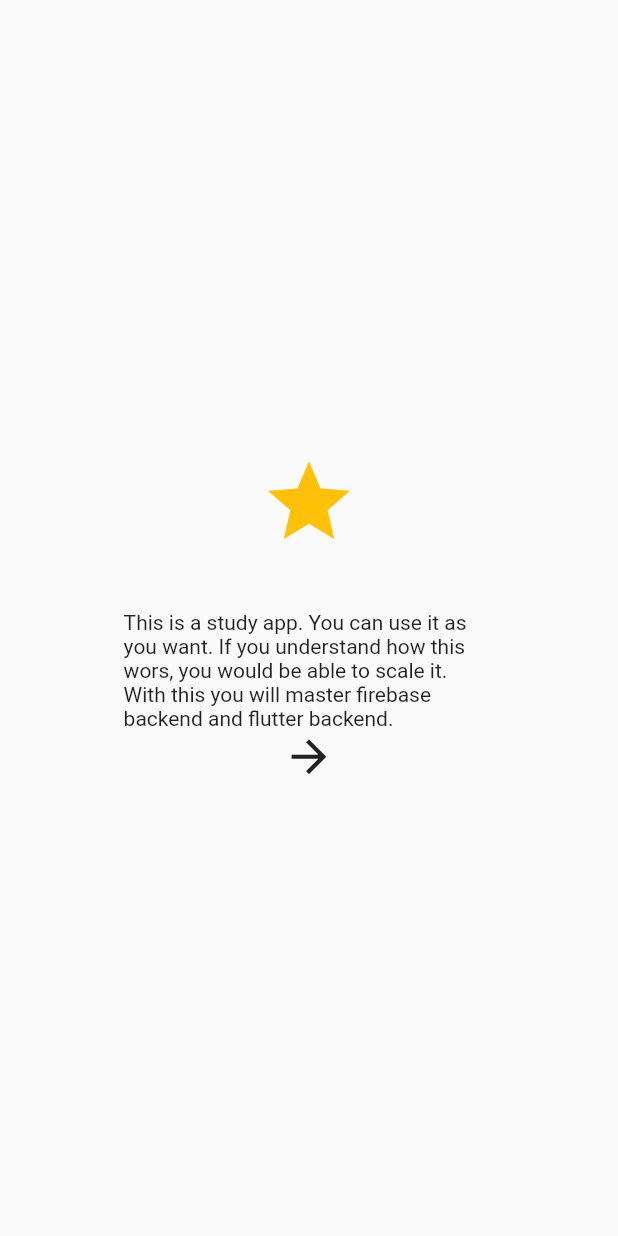
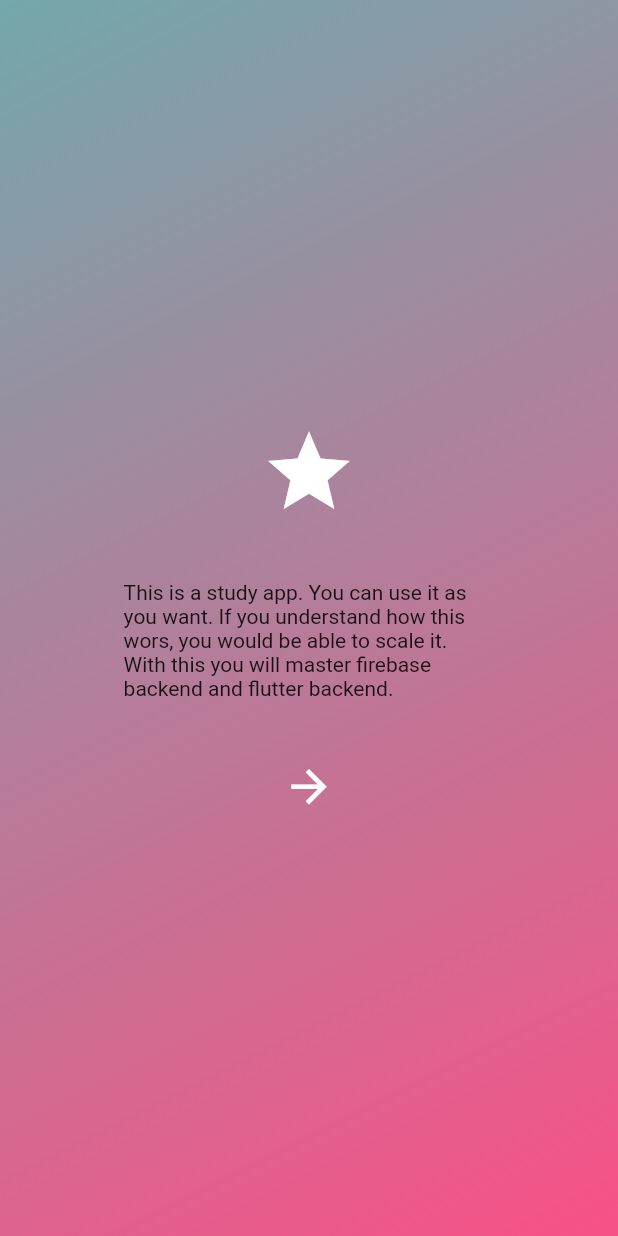
Before and after one commit to leilaabdel/flutter-study, a Flutter app: the screen it shows after launch, on a phone screen of 412 x 824 dp. Run offline on Flutter 3.47's test engine with Material 2 defaults, Android fonts, the light colour scheme and no system bars; our stand-ins replace cloud_firestore, firebase_core, get, google_fonts; accounts and stored records are empty; project files that could hold a hidden picture were left out.

Commit message:
[ADD] Added dark and light theme

```diff
--- /dev/null
+++ b/lib/configs/themes/app_dark_theme.dart
@@ -0,0 +1,4 @@
+import 'package:flutter/cupertino.dart';
+
+const Color primaryDarkColorDark = const Color(0xFF2e3c62);
+const Color primaryColorDark = Color(0xFF99ace1);
--- /dev/null
+++ b/lib/configs/themes/app_light_theme.dart
@@ -0,0 +1,13 @@
+import 'package:flutter/cupertino.dart';
+import 'package:flutter/material.dart';
+import 'package:flutter_auth/configs/themes/sub_theme_data_mixins.dart';
+
+const Color primaryLightColorLight = Color.fromARGB(255, 115, 168, 171);
+const Color primaryColorLight = Color(0xFFf85187);
+
+class LightTheme with SubThemeData {
+  buildLightTheme() {
+    final ThemeData systemLightTheme = ThemeData.light();
+    return systemLightTheme.copyWith(iconTheme: getIconTheme());
+  }
+}
--- /dev/null
+++ b/lib/configs/themes/sub_theme_data_mixins.dart
@@ -0,0 +1,18 @@
+import 'package:flutter/material.dart';
+import 'package:flutter_auth/configs/themes/app_colors.dart';
+import 'package:google_fonts/google_fonts.dart';
+
+mixin SubThemeData {
+  TextTheme getTextThemes() {
+    // ignore: prefer_const_constructors
+    return GoogleFonts.quicksandTextTheme(TextTheme(
+        bodyText1: const TextStyle(
+          fontWeight: FontWeight.w400,
+        ),
+        bodyText2: const TextStyle(fontWeight: FontWeight.w400)));
+  }
+
+  IconThemeData getIconTheme() {
+    return const IconThemeData(color: onSurfaceTextColor, size: 16);
+  }
+}
--- a/lib/controllers/data_uploader_screen.dart
+++ b/lib/controllers/data_uploader_screen.dart
@@ -1,10 +1,9 @@
 import 'package:flutter/material.dart';
-import 'package:flutter/src/widgets/container.dart';
-import 'package:flutter/src/widgets/framework.dart';
 import 'package:flutter_auth/controllers/question_paper/data_uploader.dart';
 import 'package:flutter_auth/firebase_ref/loading_status.dart';
 import 'package:get/get.dart';
 
+// ignore: must_be_immutable
 class DataUploaderScreen extends StatelessWidget {
   DataUploaderScreen({Key? key}) : super(key: key);
   DataUploader controller = Get.put(DataUploader());
--- a/lib/main.dart
+++ b/lib/main.dart
@@ -1,6 +1,7 @@
 import 'package:firebase_core/firebase_core.dart';
 import 'package:flutter/material.dart';
 import 'package:flutter_auth/bindings/initial_bindings.dart';
+import 'package:flutter_auth/configs/themes/app_light_theme.dart';
 import 'package:flutter_auth/controllers/data_uploader_screen.dart';
 import 'package:flutter_auth/firebase_options.dart';
 import 'package:flutter_auth/routes/app_routes.dart';
@@ -20,6 +21,7 @@ class MyApp extends StatelessWidget {
   @override
   Widget build(BuildContext context) {
     return GetMaterialApp(
+      theme: LightTheme().buildLightTheme(),
       getPages: AppRoutes.routes(),
     );
   }
--- a/lib/routes/app_routes.dart
+++ b/lib/routes/app_routes.dart
@@ -6,6 +6,6 @@ import '../screens/splash/splash_screen.dart';
 class AppRoutes {
   static List<GetPage> routes() => [
         GetPage(name: "/", page: () => SplashScreen()),
-        GetPage(name: "/introduction", page: () => AppIntroductionScreen())
+        GetPage(name: "/introduction", page: () => AppIntroductionScreen()),
       ];
 }
--- a/lib/screens/introduction/introduction.dart
+++ b/lib/screens/introduction/introduction.dart
@@ -1,5 +1,6 @@
 import 'package:flutter/material.dart';
 import 'package:flutter/src/widgets/container.dart';
+import 'package:flutter_auth/configs/themes/app_colors.dart';
 import 'package:flutter_auth/widgets/app_circle_button.dart';
 import 'package:get/get.dart';
 
@@ -10,17 +11,19 @@ class AppIntroductionScreen extends StatelessWidget {
   Widget build(BuildContext context) {
     return Scaffold(
       body: Container(
+          decoration: BoxDecoration(gradient: mainGradient(context)),
           alignment: Alignment.center,
           child: Padding(
             padding: EdgeInsets.symmetric(horizontal: Get.width * 0.2),
             child:
                 Column(mainAxisAlignment: MainAxisAlignment.center, children: [
-              const Icon(Icons.star, size: 65, color: Colors.amber),
+              const Icon(Icons.star, size: 65),
               SizedBox(
                 height: 40,
               ),
               const Text(
                   "This is a study app. You can use it as you want. If you understand how this wors, you would be able to scale it. With this you will master firebase backend and flutter backend."),
+              SizedBox(height: 40),
               AppCircleButton(
                 onTap: () => null,
                 child: const Icon(Icons.arrow_forward, size: 35),
--- a/lib/screens/splash/splash_screen.dart
+++ b/lib/screens/splash/splash_screen.dart
@@ -1,6 +1,9 @@
 import 'package:flutter/material.dart';
 import 'package:flutter/src/widgets/container.dart';
 import 'package:flutter/src/widgets/framework.dart';
+
+import '../../configs/themes/app_colors.dart';
+import '../../configs/themes/app_colors.dart';
 
 class SplashScreen extends StatelessWidget {
   const SplashScreen({super.key});
@@ -10,6 +13,7 @@ class SplashScreen extends StatelessWidget {
     return Scaffold(
       body: Container(
         alignment: Alignment.center,
+        decoration: BoxDecoration(gradient: mainGradient(context)),
         child: Image.asset(
           'assets/images/app_splash_logo.png',
           width: 200,
--- a/lib/widgets/app_circle_button.dart
+++ b/lib/widgets/app_circle_button.dart
@@ -14,6 +14,8 @@ class AppCircleButton extends StatelessWidget {
   Widget build(BuildContext context) {
     return Material(
       shape: const CircleBorder(),
+      type: MaterialType.transparency,
+      clipBehavior: Clip.hardEdge,
       child: InkWell(
         child: child,
       ),
--- a/pubspec.yaml
+++ b/pubspec.yaml
@@ -27,6 +27,7 @@ dependencies:
   flutter_svg: ^1.1.0
   firebase_core: ^1.24.0
   cloud_firestore: ^3.5.0
+  google_fonts: ^3.0.1
 
 dev_dependencies:
   flutter_test:
```
Also changed, not shown: lib/configs/themes/app_colors.dart (added, +19 -0 lines), lib/configs/themes/ui_parameters.dart (added, +7 -0 lines), pubspec.lock, 3 other files.
